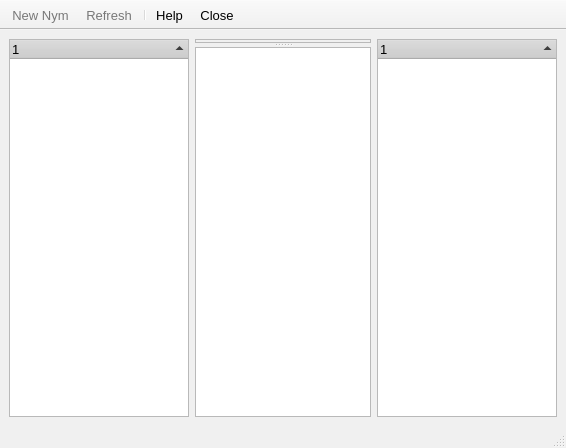
Old version of the form src/gui/network/netviewer.ui in the repository a-ilin/vidalia.
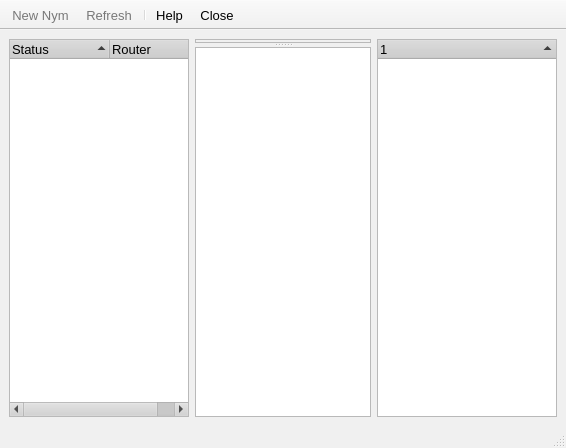
New version of the form. Icons and pictures are not drawn. Custom widgets are drawn as their Qt base class.

Commit message:
Add back the columns that disappeared in rev 860.
svn:r863

Patch:
```diff
--- a/src/gui/network/netviewer.ui
+++ b/src/gui/network/netviewer.ui
@@ -347,6 +347,16 @@
       <property name="sortingEnabled" >
        <bool>true</bool>
       </property>
+      <column> 
+       <property name="text" > 
+        <string>Status</string> 
+       </property> 
+      </column> 
+      <column> 
+       <property name="text" > 
+        <string>Router</string> 
+       </property> 
+      </column>
      </widget>
     </item>
     <item>
```
